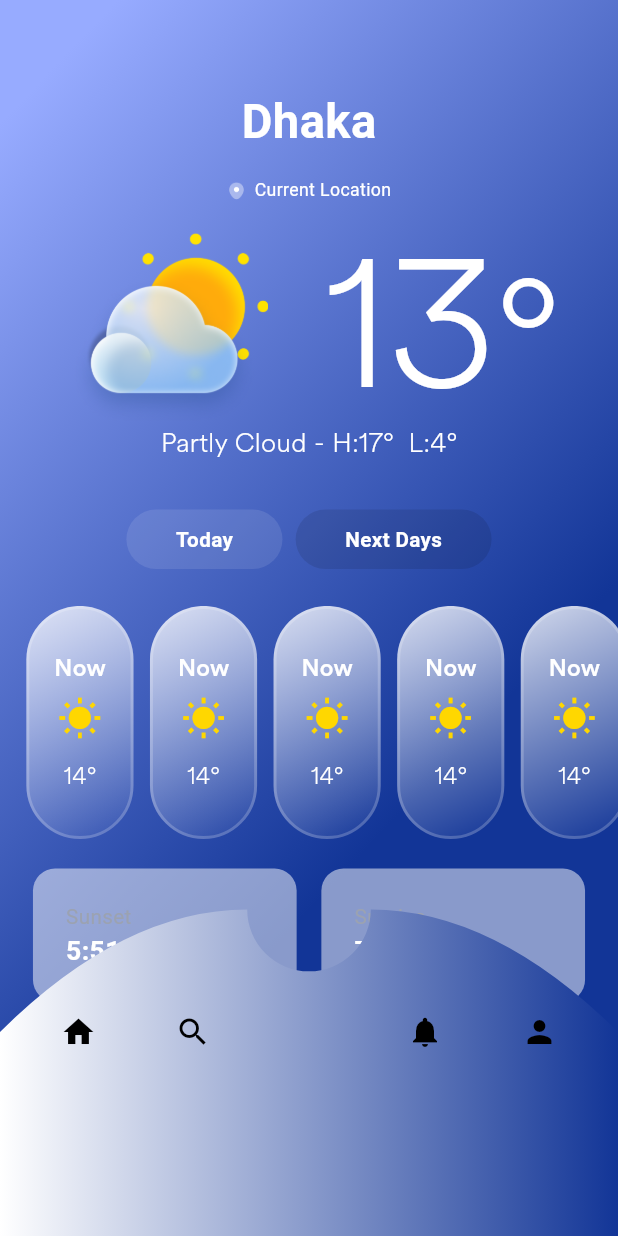
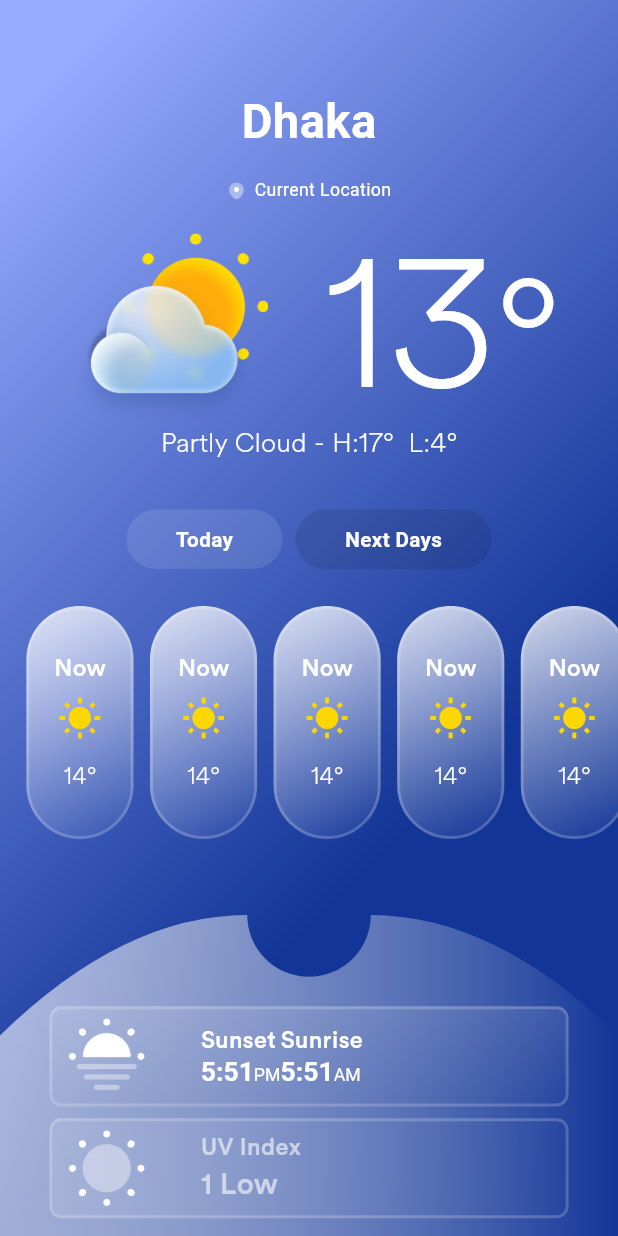
Before and after one commit to tarikbinaziz/weather_app, a Flutter app: the screen it shows after launch, on a phone screen of 412 x 824 dp. Run offline on Flutter 3.47's test engine with Material 3 defaults, Android fonts, the phone set to English and light mode, and no system bars; our stand-ins replace dio, flutter_riverpod, flutter_screenutil, gap, hive_flutter, location and 2 more; accounts and stored records are empty.

Commit message:
design complete

```diff
--- a/lib/views/home_screen/components/bottom_custom.dart
+++ b/lib/views/home_screen/components/bottom_custom.dart
@@ -15,7 +15,7 @@ class RPSCustomPainter extends CustomPainter {
     paintFill0.shader = ui.Gradient.linear(
       Offset(size.width * 0.0, size.height * 0.5),
       Offset(size.width, size.height * 0.5),
-      [const Color(0xffffffff), AppColor.primaryColor],
+      [const Color(0xffffffff).withOpacity(0.6), AppColor.primaryColor],
       [0.00, 1.00],
     );
 
--- a/lib/views/home_screen/home_screen.dart
+++ b/lib/views/home_screen/home_screen.dart
@@ -13,37 +13,173 @@ class HomeScreen extends StatelessWidget {
     return Scaffold(
       extendBody: true,
       bottomNavigationBar: SizedBox(
-        height: 272,
-        child: CustomPaint(
-          size: const Size(
-              double.infinity, 272), // Use screenWidth to take full width
+        height: 272.h,
+        child: Stack(
+          alignment: Alignment.bottomCenter,
+          children: [
+            CustomPaint(
+              size: Size(
+                  double.infinity, 272.h), // Use screenWidth to take full width
               painter: RPSCustomPainter(),
+            ),
+            Padding(
+              padding: EdgeInsets.symmetric(horizontal: 30.w),
+              child: Column(
+                mainAxisSize: MainAxisSize.min,
+                children: [
+                  Container(
+                    padding:
+                        EdgeInsets.symmetric(horizontal: 8.w, vertical: 4.h),
+                    decoration: BoxDecoration(
+                      border: Border.all(
+                          color: AppColor.whiteColor.withOpacity(0.2),
+                          width: 2.r),
+                      gradient: LinearGradient(
+                        begin: Alignment.topCenter,
+                        end: Alignment.bottomCenter,
+                        colors: [
+                          AppColor.whiteColor.withOpacity(0.1),
+                          AppColor.whiteColor.withOpacity(0.0),
+                        ],
+                      ),
+                      borderRadius: BorderRadius.circular(8.r),
+                    ),
                     child: Row(
-            mainAxisAlignment: MainAxisAlignment.spaceEvenly,
+                      //   mainAxisAlignment: MainAxisAlignment.spaceBetween,
                       children: [
-              IconButton(
-                onPressed: () {},
-                icon: const Icon(Icons.home, color: Colors.black),
+                        Image.asset("assets/images/sun-fog.6 1.png",
+                            width: 50.w),
+                        32.pw,
+                        Column(
+                          crossAxisAlignment: CrossAxisAlignment.start,
+                          mainAxisSize: MainAxisSize.min,
+                          children: [
+                            Text(
+                              "Sunset",
+                              style: AppTextStyle.normalBodyCircular.copyWith(
+                                fontWeight: FontWeight.w500,
+                                fontSize: 16.sp,
                               ),
-              IconButton(
-                onPressed: () {},
-                icon: const Icon(Icons.search, color: Colors.black),
                             ),
-              const SizedBox(width: 50), // Space for FAB
-              IconButton(
-                onPressed: () {},
-                icon: const Icon(Icons.notifications, color: Colors.black),
+                            RichText(
+                              text: TextSpan(
+                                children: [
+                                  TextSpan(
+                                    text: "5:51",
+                                    style: TextStyle(
+                                      color: AppColor.whiteColor,
+                                      fontSize: 18.sp,
+                                      fontWeight: FontWeight.bold,
                                     ),
-              IconButton(
-                onPressed: () {},
-                icon: const Icon(Icons.person, color: Colors.black),
+                                  ),
+                                  TextSpan(
+                                      text: "PM",
+                                      style: TextStyle(
+                                        color: AppColor.whiteColor,
+                                        fontSize: 12.sp,
+                                      ))
+                                ],
+                              ),
+                            ),
+                          ],
+                        ),
+                        Column(
+                          mainAxisSize: MainAxisSize.min,
+                          crossAxisAlignment: CrossAxisAlignment.start,
+                          children: [
+                            Text(
+                              "Sunrise",
+                              style: AppTextStyle.normalBodyCircular.copyWith(
+                                fontWeight: FontWeight.w500,
+                                fontSize: 16.sp,
+                              ),
+                            ),
+                            RichText(
+                              text: TextSpan(
+                                children: [
+                                  TextSpan(
+                                    text: "5:51",
+                                    style: TextStyle(
+                                      color: AppColor.whiteColor,
+                                      fontSize: 18.sp,
+                                      fontWeight: FontWeight.bold,
+                                    ),
+                                  ),
+                                  TextSpan(
+                                      text: "AM",
+                                      style: TextStyle(
+                                        color: AppColor.whiteColor,
+                                        fontSize: 12.sp,
+                                      ))
+                                ],
+                              ),
+                            ),
+                          ],
                         ),
                       ],
                     ),
                   ),
+                  8.ph,
+                  Container(
+                    padding:
+                        EdgeInsets.symmetric(horizontal: 8.w, vertical: 4.h),
+                    decoration: BoxDecoration(
+                      border: Border.all(
+                          color: AppColor.whiteColor.withOpacity(0.2),
+                          width: 2.r),
+                      gradient: LinearGradient(
+                        begin: Alignment.topLeft,
+                        end: Alignment.bottomRight,
+                        colors: [
+                          AppColor.whiteColor.withOpacity(0.1),
+                          AppColor.whiteColor.withOpacity(0.0),
+                        ],
+                      ),
+                      borderRadius: BorderRadius.circular(8.r),
+                    ),
+                    child: Row(
+                      // mainAxisAlignment: MainAxisAlignment.spaceBetween,
+                      children: [
+                        Image.asset("assets/images/uv_index.png", width: 50.w),
+                        32.pw,
+                        Center(
+                          child: Column(
+                            mainAxisAlignment: MainAxisAlignment.center,
+                            crossAxisAlignment: CrossAxisAlignment.start,
+                            mainAxisSize: MainAxisSize.min,
+                            children: [
+                              Text(
+                                "UV Index",
+                                style: AppTextStyle.normalBodyCircular.copyWith(
+                                    fontWeight: FontWeight.w500,
+                                    color: Colors.white.withOpacity(0.6)
+                                    //fontSize: 18.sp,
+                                    ),
+                              ),
+                              Text(
+                                "1 Low",
+                                style: AppTextStyle.normalBodyCircular.copyWith(
+                                    fontWeight: FontWeight.w500,
+                                    fontSize: 20.sp,
+                                    color: Colors.white.withOpacity(0.6)),
+                              ),
+                            ],
+                          ),
+                        ),
+                      ],
+                    ),
+                  ),
+                  12.ph,
+                ],
+              ),
+            )
+          ],
+        ),
       ),
       body: SingleChildScrollView(
         child: Container(
+          height: MediaQuery.of(context).size.height,
+          width: MediaQuery.of(context).size.width,
           decoration: const BoxDecoration(
             gradient: LinearGradient(
               stops: [0.1, 1],
@@ -146,20 +282,6 @@ class HomeScreen extends StatelessWidget {
                   ),
                 ),
               ),
-              SizedBox(height: 20.h),
-              // Sunset/Sunrise row
-              Padding(
-                padding: EdgeInsets.symmetric(horizontal: 20.w),
-                child: Row(
-                  mainAxisAlignment: MainAxisAlignment.spaceBetween,
-                  children: [
-                    _buildInfoCard("Sunset", "5:51 PM"),
-                    _buildInfoCard("Sunrise", "7:00 AM"),
-                  ],
-                ),
-              ),
-              SizedBox(height: 20.h),
-              _buildInfoCard("UV Index", "1 Low"),
             ],
           ),
         ),
```
Lines whose indentation alone changed are shown as unchanged.
